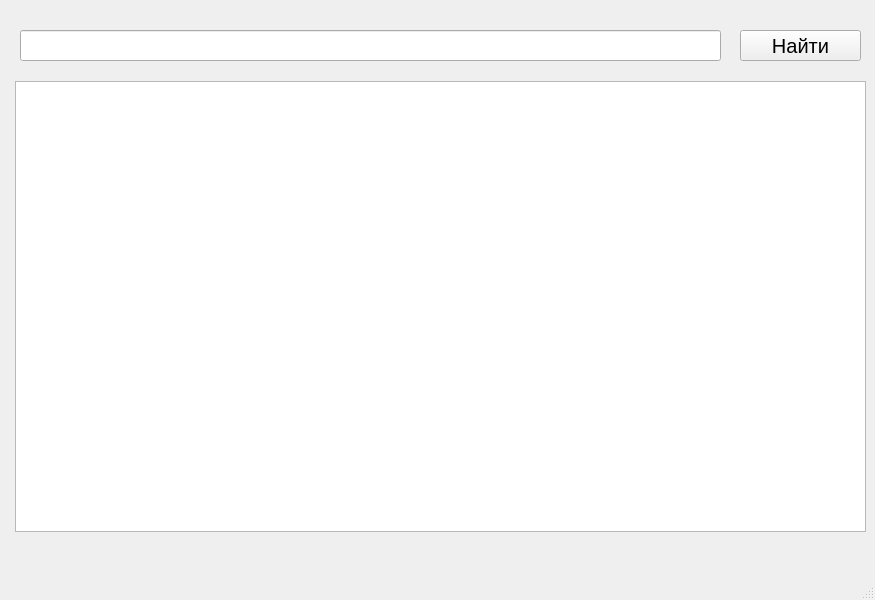
First picture: the form in main.ui, repository Frank-Martinz/Coffee_Mapp, before the edit.
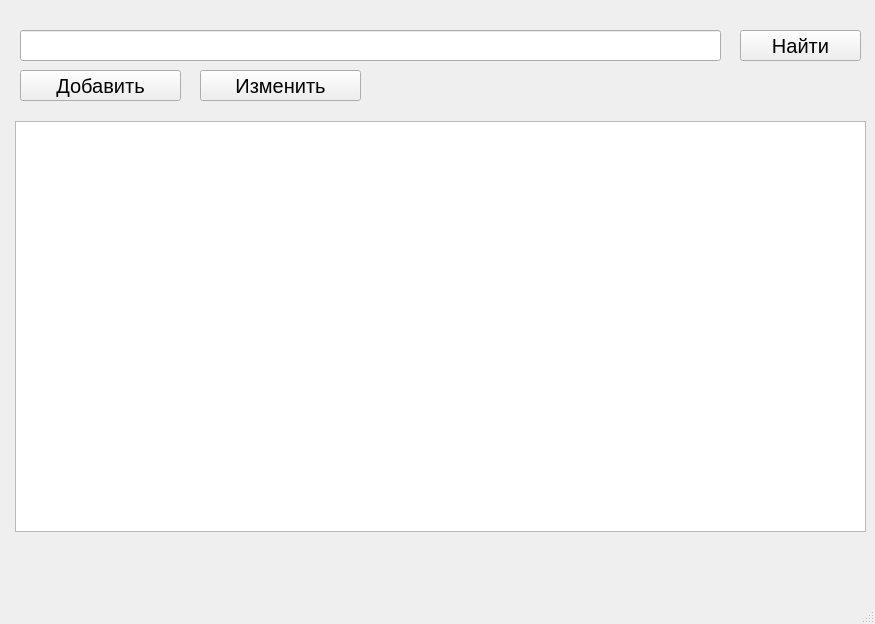
Second picture: the form after the edit.

What changed in the file:
```diff
--- a/main.ui
+++ b/main.ui
@@ -7,7 +7,7 @@
     <x>0</x>
     <y>0</y>
     <width>875</width>
-    <height>600</height>
+    <height>624</height>
    </rect>
   </property>
   <property name="windowTitle">
@@ -18,9 +18,9 @@
     <property name="geometry">
      <rect>
       <x>15</x>
-      <y>81</y>
+      <y>121</y>
       <width>851</width>
-      <height>451</height>
+      <height>411</height>
      </rect>
     </property>
    </widget>
@@ -57,6 +57,55 @@
      </font>
     </property>
    </widget>
+   <widget class="QPushButton" name="add_btn">
+    <property name="geometry">
+     <rect>
+      <x>20</x>
+      <y>70</y>
+      <width>161</width>
+      <height>31</height>
+     </rect>
+    </property>
+    <property name="font">
+     <font>
+      <pointsize>15</pointsize>
+     </font>
+    </property>
+    <property name="text">
+     <string>Добавить</string>
+    </property>
+   </widget>
+   <widget class="QPushButton" name="edit_btn">
+    <property name="geometry">
+     <rect>
+      <x>200</x>
+      <y>70</y>
+      <width>161</width>
+      <height>31</height>
+     </rect>
+    </property>
+    <property name="font">
+     <font>
+      <pointsize>15</pointsize>
+     </font>
+    </property>
+    <property name="text">
+     <string>Изменить</string>
+    </property>
+   </widget>
+   <widget class="QLabel" name="error_lbl">
+    <property name="geometry">
+     <rect>
+      <x>30</x>
+      <y>540</y>
+      <width>361</width>
+      <height>16</height>
+     </rect>
+    </property>
+    <property name="text">
+     <string/>
+    </property>
+   </widget>
   </widget>
   <widget class="QMenuBar" name="menubar">
    <property name="geometry">
```
